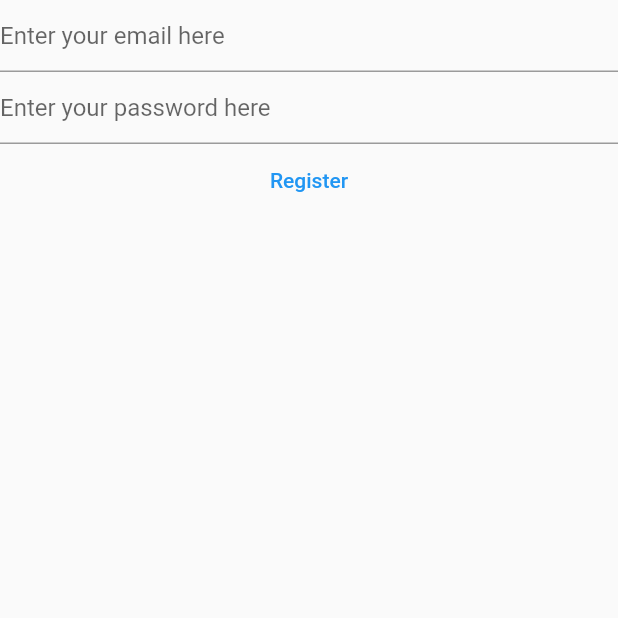
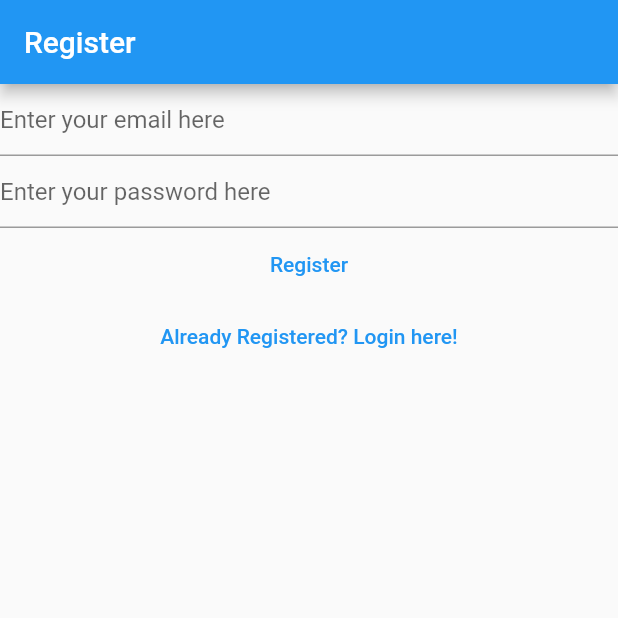
Before and after one commit to Gideon-Daniels/flutter-mynotes, a Flutter app: the RegisterView screen opened directly, on a phone screen of 412 x 824 dp, the top half of it. Run offline on Flutter 3.47's test engine with Material 2 defaults, Android fonts, the phone set to English and light mode, and no system bars; our stand-ins replace firebase_auth, firebase_core; accounts and stored records are empty.

Commit message:
link between login and register views

```diff
--- a/lib/views/login_view.dart
+++ b/lib/views/login_view.dart
@@ -32,7 +32,9 @@ class _LoginViewState extends State<LoginView> {
 
   @override
   Widget build(BuildContext context) {
-    return Column(
+    return Scaffold(
+      appBar: AppBar(title: const Text("Login"),),
+      body: Column(
         children: [
           TextField(
             controller: _email,
@@ -70,7 +72,15 @@ class _LoginViewState extends State<LoginView> {
             },
             child: const Text('Login'),
           ),
+          TextButton(
+            onPressed: () {
+              Navigator.of(context)
+                  .pushNamedAndRemoveUntil('/register/', (route) => false);
+            },
+            child: Text('Not Registered yet? Register her!'),
+          )
         ],
+      ),
     );
   }
 }
--- a/lib/views/register_view.dart
+++ b/lib/views/register_view.dart
@@ -33,7 +33,9 @@ class _RegisterViewState extends State<RegisterView> {
 
   @override
   Widget build(BuildContext context) {
-    return Column(
+    return Scaffold(
+      appBar: AppBar(title: const Text('Register')),
+      body: Column(
         children: [
           TextField(
             controller: _email,
@@ -74,7 +76,16 @@ class _RegisterViewState extends State<RegisterView> {
             },
             child: const Text('Register'),
           ),
+          TextButton(
+            onPressed: () {
+               Navigator.of(context)
+                .pushNamedAndRemoveUntil('/login', (route) => false);
+
+            },
+            child: const Text('Already Registered? Login here!'),
+          )
         ],
+      ),
     );
   }
 }
```
Also changed, not shown: lib/main.dart (+18 -37 lines), lib/views/verify_email_view.dart (added, +30 -0 lines). Lines whose indentation alone changed are shown as unchanged.
